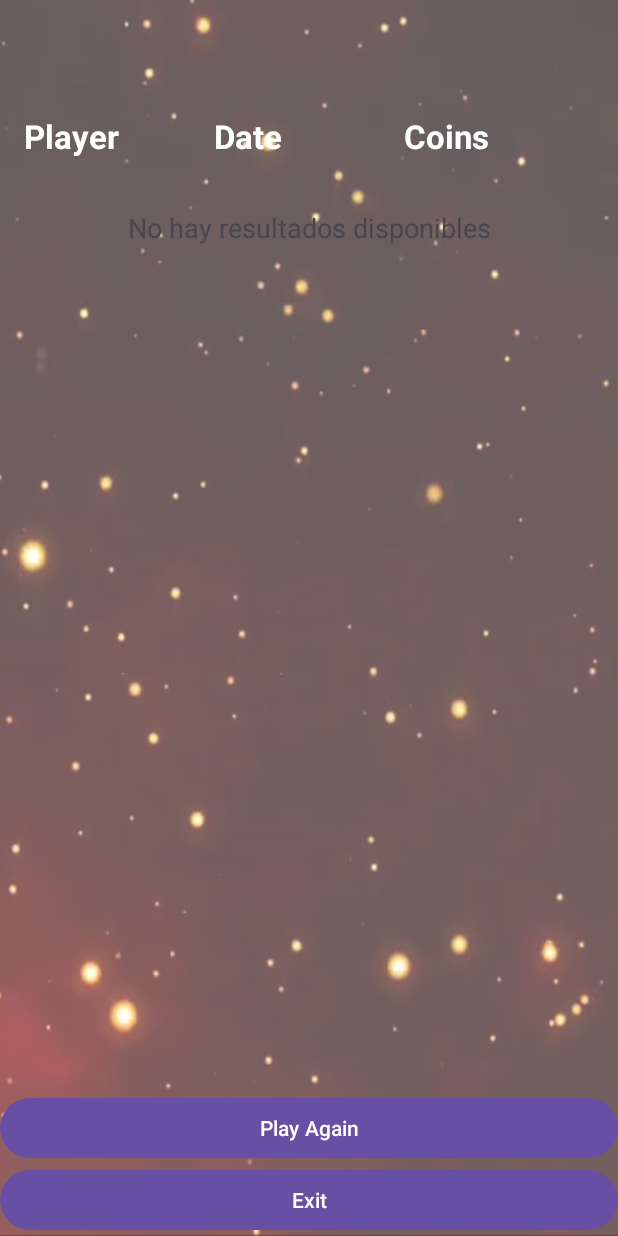
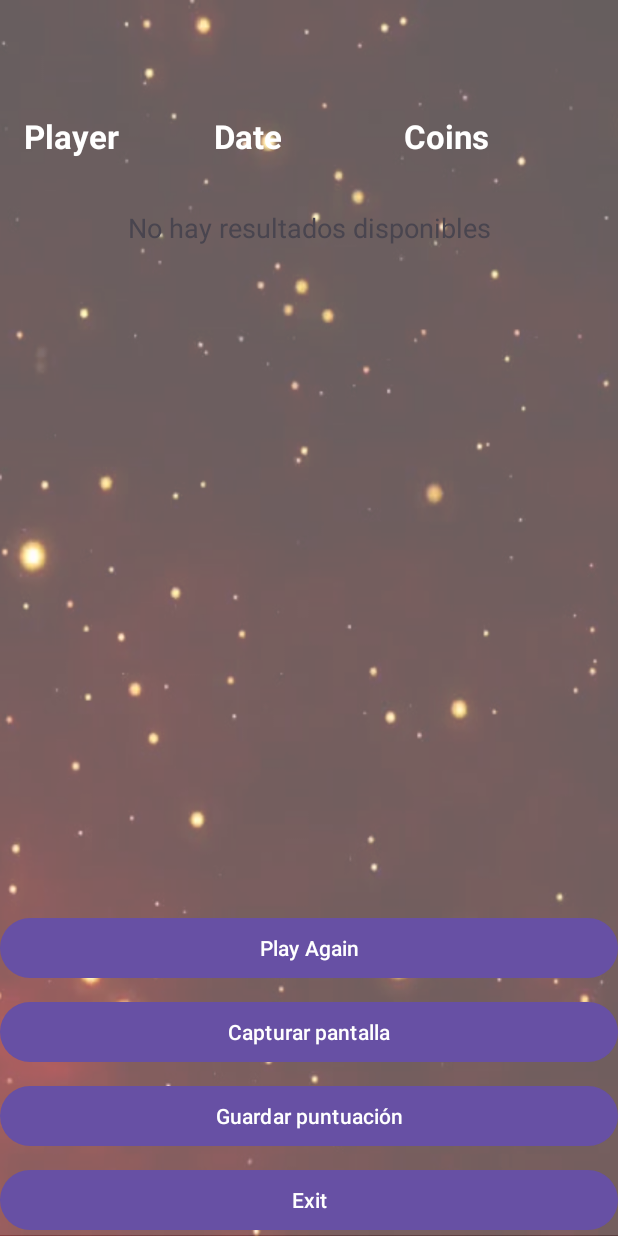
Before and after one commit to angiehelensanchez/CodeAppsvs01, an Android app: the RankingActivity screen opened directly, with no data from a screen before it, on a phone screen of 412 x 824 dp. Run offline under Robolectric (Android 15) with nearby library versions, the phone set to English and light mode, and no system bars; our stand-ins replace Room's generated code, RxJava.

Commit message:
Integración botones captura pantalla resultados y guardar resultados en calendario version 01

```diff
--- a/app/src/main/AndroidManifest.xml
+++ b/app/src/main/AndroidManifest.xml
@@ -1,6 +1,9 @@
 <?xml version="1.0" encoding="utf-8"?>
 <manifest xmlns:android="http://schemas.android.com/apk/res/android"
     xmlns:tools="http://schemas.android.com/tools">
+
+    <uses-permission android:name="android.permission.READ_CALENDAR"/>
+    <uses-permission android:name="android.permission.WRITE_CALENDAR"/>
 
     <application
         android:allowBackup="true"
--- a/app/src/main/java/com/example/codeappsvs01/AppDatabase.java
+++ b/app/src/main/java/com/example/codeappsvs01/AppDatabase.java
@@ -1,14 +1,10 @@
 package com.example.codeappsvs01;
 
 import android.content.Context;
-import android.util.Log;
 
 import androidx.room.Database;
-import androidx.room.Entity;
 import androidx.room.Room;
 import androidx.room.RoomDatabase;
-
-import java.io.File;
 
 @Database(entities = {PlayerResult.class}, version = 1)
 
@@ -20,7 +16,7 @@ public abstract class AppDatabase extends RoomDatabase {
         private static Db db;
         private Db(Context context){
             adb = Room.databaseBuilder(context,
-                    AppDatabase.class, "codeapps")
+                            AppDatabase.class, "codeapps")
                     .allowMainThreadQueries()
                     .build();
         }
--- a/app/src/main/java/com/example/codeappsvs01/PlayerResult.java
+++ b/app/src/main/java/com/example/codeappsvs01/PlayerResult.java
@@ -5,7 +5,6 @@ import androidx.room.Entity;
 import androidx.room.PrimaryKey;
 
 import java.text.SimpleDateFormat;
-import java.time.LocalDate;
 import java.util.Date;
 
 @Entity
--- a/app/src/main/res/layout/activity_ranking.xml
+++ b/app/src/main/res/layout/activity_ranking.xml
@@ -65,9 +65,26 @@
         android:text="Play Again" />
 
     <Button
+        android:id="@+id/screenshotButton"
+        android:layout_width="match_parent"
+        android:layout_height="wrap_content"
+        android:text="Capturar pantalla"
+        android:layout_marginTop="8dp" />
+
+    <Button
+        android:id="@+id/saveScoreButton"
+        android:layout_width="match_parent"
+        android:layout_height="wrap_content"
+        android:text="Guardar puntuación"
+        android:layout_marginTop="8dp" />
+
+    <Button
         android:id="@+id/exitButton"
         android:layout_width="match_parent"
         android:layout_height="wrap_content"
-        android:text="Exit" />
+        android:text="Exit"
+        android:layout_marginTop="8dp" />
+
+
 
 </LinearLayout>
--- /dev/null
+++ b/app/src/main/res/values-night/refs.xml
@@ -0,0 +1,4 @@
+<?xml version="1.0" encoding="utf-8"?>
+<resources>
+    <drawable name="DISEÑO_APPWelcomev2" />
+</resources>
--- /dev/null
+++ b/app/src/main/res/values/refs.xml
@@ -0,0 +1,4 @@
+<?xml version="1.0" encoding="utf-8"?>
+<resources>
+    <drawable name="DISEÑO_APPWelcomev2" />
+</resources>
```
Also changed, not shown: app/src/main/java/com/example/codeappsvs01/RankingActivity.java (+81 -1 lines).
